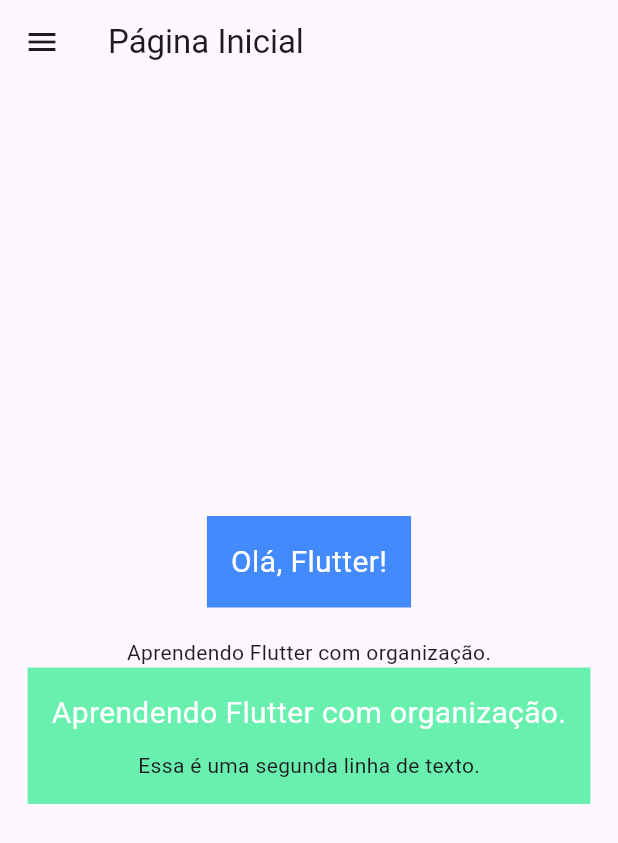
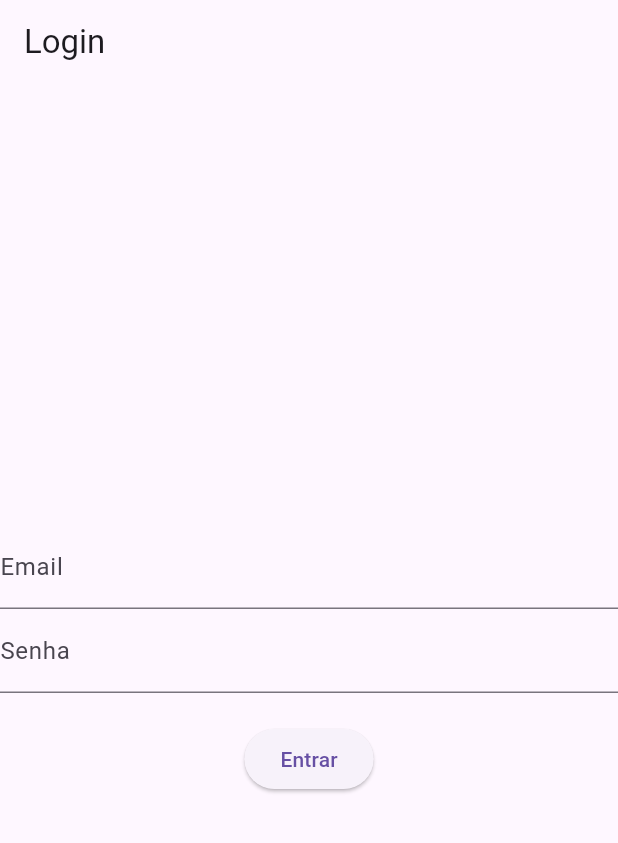
Before and after one commit to rafaelhgreco/Flutter_estudos, a Flutter app: the screen it shows after launch, on a phone screen of 412 x 824 dp. Shown: the top 843 px of the screen. Run offline on Flutter 3.47's test engine with Material 3 defaults, Android fonts, the phone set to English and light mode, and no system bars.

Commit message:
feat: login_page

```diff
--- a/lib/main.dart
+++ b/lib/main.dart
@@ -1,5 +1,5 @@
 import 'package:flutter/material.dart';
-import 'pages/home_page.dart';
+import 'pages/login_page.dart';
 import 'pages/about_page.dart';
 
 void main() {
@@ -13,12 +13,10 @@ class MyApp extends StatelessWidget {
   Widget build(BuildContext context) {
     return MaterialApp(
       title: 'Meu App Flutter',
-      theme: ThemeData(
-        primarySwatch: Colors.blue,
-      ),
-      initialRoute: '/',
+      theme: ThemeData(primarySwatch: Colors.blue),
+      initialRoute: '/login',
       routes: {
-        '/': (context) => const HomePage(),
+        '/login': (context) => const LoginPage(),
         '/about': (context) => const AboutPage(),
       },
     );
--- /dev/null
+++ b/lib/pages/login_page.dart
@@ -0,0 +1,75 @@
+import 'package:flutter/material.dart';
+
+class LoginPage extends StatelessWidget {
+  const LoginPage({super.key});
+
+  @override
+  Widget build(BuildContext context) {
+    final _formKey = GlobalKey<FormState>();
+    return Scaffold(
+      appBar: AppBar(title: const Text('Login')),
+      body: Center(
+        child: Column(
+          mainAxisAlignment: MainAxisAlignment.center,
+          children: [
+            Form(
+              key: _formKey,
+              child: Column(
+                children: [
+                  TextFormField(
+                    decoration: const InputDecoration(labelText: 'Email'),
+                    validator: (value) {
+                      if (value == null || value.isEmpty) {
+                        return 'Por favor, insira seu e-mail';
+                      }
+                      final emailRegExp = RegExp(
+                        r'^[\w-\.]+@([\w-]+\.)+[\w-]{2,4}$',
+                      );
+                      if (!emailRegExp.hasMatch(value)) {
+                        return 'E-mail inválido';
+                      }
+                      return null;
+                    },
+                  ),
+                  TextFormField(
+                    decoration: const InputDecoration(labelText: 'Senha'),
+                    obscureText: true,
+                    validator: (value) {
+                      if (value == null || value.isEmpty) {
+                        return 'Por favor, insira sua senha';
+                      }
+                      if (value.length < 6) {
+                        return 'A senha deve ter pelo menos 6 caracteres';
+                      }
+                      final passwordRegExp = RegExp(
+                        r'^(?=.*[A-Za-z])(?=.*\d)[A-Za-z\d]{6,}$',
+                      );
+                      if (!passwordRegExp.hasMatch(value)) {
+                        return 'A senha deve conter letras e números';
+                      }
+                      return null;
+                    },
+                  ),
+                  const SizedBox(height: 20),
+                  ElevatedButton(
+                    onPressed: () {
+                      if (_formKey.currentState!.validate()) {
+                        // Tudo certo, prossiga com login
+                        ScaffoldMessenger.of(context).showSnackBar(
+                          const SnackBar(
+                            content: Text('Login realizado com sucesso!'),
+                          ),
+                        );
+                      }
+                    },
+                    child: const Text('Entrar'),
+                  ),
+                ],
+              ),
+            ),
+          ],
+        ),
+      ),
+    );
+  }
+}
```
